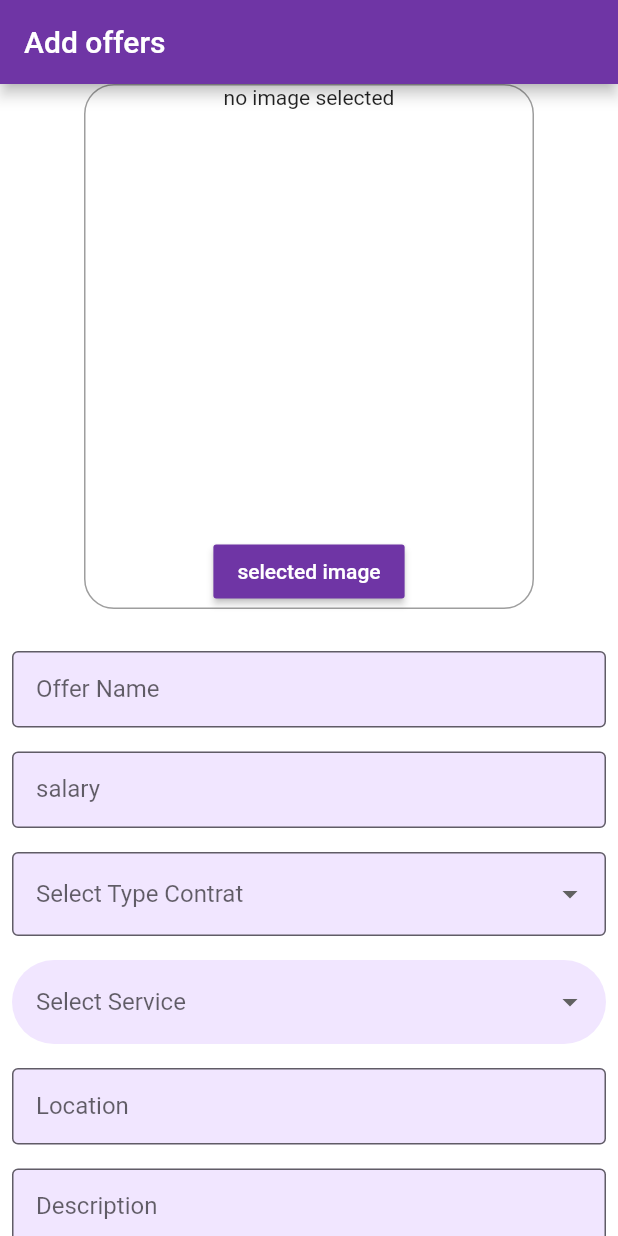
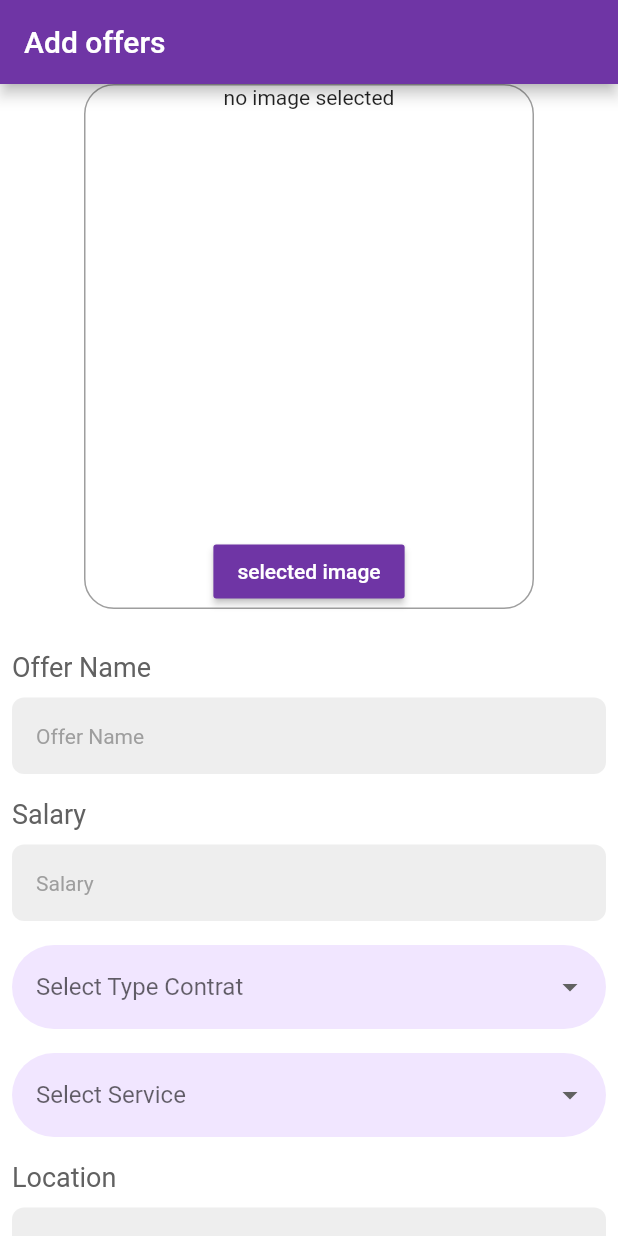
Before and after one commit to maleekhamza/Project_PP, a Flutter app: the addnote screen opened directly, on a phone screen of 412 x 824 dp. Run offline on Flutter 3.47's test engine with Material 2 defaults, Android fonts, the phone set to English and light mode, and no system bars; our stand-ins replace cloud_firestore, file_picker, firebase_auth, firebase_core, firebase_storage, flutter_svg and 2 more; accounts and stored records are empty.

Commit message:
details page

```diff
--- a/lib/Screens/Drawer/profilScreen.dart
+++ b/lib/Screens/Drawer/profilScreen.dart
@@ -144,20 +144,20 @@ class _MyWidgetState extends State<MyProfile> {
     }
   }
 
-  /*final degreeTypeList = [
+  final degreeTypeList = [
     "Engineer degree",
     "doctorate degree",
     "Master's degree",
     "Three year University degree",
     "other"
-  ];*/
-  /*final fieldStudytList = [
+  ];
+  final fieldStudytList = [
     "Technologie de l'Informatique",
     "gestion",
     "Science de l'informatique"
-  ];*/
-  //var experienceList = ["Sans experience", "entre 1 et 4ans", ">5ans"];
-  /* final skillsList = [
+  ];
+  var experienceList = ["Sans experience", "entre 1 et 4ans", ">5ans"];
+   final skillsList = [
     "Android",
     "flutter",
     "Kotlin",
@@ -170,7 +170,7 @@ class _MyWidgetState extends State<MyProfile> {
     "Symfony",
     "React-js",
     "WordPress"
-  ];*/
+  ];
   String? value;
   String? studyValue;
   bool isCompleted = false;
@@ -188,7 +188,7 @@ class _MyWidgetState extends State<MyProfile> {
   DateTime _selecteddate = DateTime.now();
   var selectedFieldsStudy;
   var selectedDegree;
-  var selectedExperience;
+ var selectedExperience;
   String? imageurl;
   void initState() {
     super.initState();
@@ -608,7 +608,7 @@ class _MyWidgetState extends State<MyProfile> {
                                 selectedFieldsStudy = studyValue;
                               });
                             },
-                            value: selectedFieldsStudy,
+                            value: selectedFieldsStudy as String?,
                             isExpanded: false,
                             hint: new Text(
                               " Your Fields Of Study",
@@ -687,7 +687,7 @@ class _MyWidgetState extends State<MyProfile> {
                                 selectedDegree = DegreeValue;
                               });
                             },
-                            value: selectedDegree,
+                            value: selectedDegree as String?,
                             isExpanded: false,
                             hint: new Text(
                               " Degree Of Study",
@@ -755,7 +755,7 @@ class _MyWidgetState extends State<MyProfile> {
                               Scaffold.of(context)
                                   .showBottomSheet((context) => snackBar);
                               setState(() {
-                                selectedExperience = ExperienceValue;
+                                selectedExperience = ExperienceValue as String?;
                               });
                             },
                             value: selectedExperience,
@@ -817,7 +817,7 @@ class _MyWidgetState extends State<MyProfile> {
                 height: 20,
               ),
               //**************languages********/
-              Container(
+              /*Container(
                 width: 700.0,
                 height: 100.0,
                 decoration: BoxDecoration(
@@ -828,14 +828,14 @@ class _MyWidgetState extends State<MyProfile> {
                   onPressed: _showMultiSelect,
                   child: Text('Languages'),
                 ),
-              ),
-              Wrap(
+              ),*/
+             /* Wrap(
                 children: _selectedItems
                     .map((e) => Chip(
                           label: Text(e),
                         ))
                     .toList(),
-              ),
+              ),*/
 
               SizedBox(
                 height: 20,
--- a/lib/addpost.dart
+++ b/lib/addpost.dart
@@ -37,6 +37,7 @@ class _addnoteState extends State<addnote> {
   String ? SelectedServices;
   String ? SelectedContrat;
 
+  // build the path dynamically
 
   CollectionReference ref = FirebaseFirestore.instance.collection('posts');
 
@@ -131,18 +132,80 @@ class _addnoteState extends State<addnote> {
               SizedBox(
                   height: 20.0),
               Padding(padding: const EdgeInsets.all(8.0),
-                child: TextField(
+                child:  Column(
+                  crossAxisAlignment: CrossAxisAlignment.start,
+                  children: [
+                    Text(
+                      'Offer Name',
+                      style: TextStyle(
+                        color: Colors.grey[700],
+                        fontSize: 18,
+                      ),
+                    ),
+                    SizedBox(height: 10,),
+                    TextFormField(
                       controller: title,
                       decoration: InputDecoration(
-                      border: OutlineInputBorder(), label: Text("Offer Name")),
+                        hintText: 'Offer Name',
+                        hintStyle: TextStyle(
+                          color: Colors.grey[500],
+                          fontSize: 14,
+
+                        ),
+                        filled: true, // ajouter un fond rempli de couleur
+                        fillColor: Colors.grey[200], // définir la couleur de l'arrière-plan
+                        border: OutlineInputBorder( // définir une bordure de rectangle
+                          borderRadius: BorderRadius.circular(8.0), // personnaliser le rayon des coins du rectangle
+                          borderSide: BorderSide.none, // supprimer la bordure de ligne
                         ),
                       ),
-              Padding(
-                padding: const EdgeInsets.all(8.0),
-                child: TextField(
+                      validator: (value) {
+                        if (value == null || value.isEmpty) {
+                          return 'Please enter the Offer Name !';
+                        }
+                        return null;
+                      },
+                    ),
+                  ],
+                ),
+              ),
+          Padding(padding: const EdgeInsets.all(8.0),
+            child:
+            Column(
+                crossAxisAlignment: CrossAxisAlignment.start,
+                children: [
+                  Text(
+                    'Salary',
+                    style: TextStyle(
+                      color: Colors.grey[700],
+                      fontSize: 18,
+                    ),
+                  ),
+                  SizedBox(height: 10,),
+                  TextFormField(
                     controller: Salary,
                     decoration: InputDecoration(
-                      border: OutlineInputBorder(), label: Text("salary")),
+                      hintText: 'Salary',
+                      hintStyle: TextStyle(
+                        color: Colors.grey[500],
+                        fontSize: 14,
+
+                      ),
+                      filled: true, // ajouter un fond rempli de couleur
+                      fillColor: Colors.grey[200], // définir la couleur de l'arrière-plan
+                      border: OutlineInputBorder( // définir une bordure de rectangle
+                        borderRadius: BorderRadius.circular(8.0), // personnaliser le rayon des coins du rectangle
+                        borderSide: BorderSide.none, // supprimer la bordure de ligne
+                      ),
+                    ),
+                    validator: (value) {
+                      if (value == null || value.isEmpty) {
+                        return 'Please enter the Salary !';
+                      }
+                      return null;
+                    },
+                  ),
+                ],
               ),
           ),
 
@@ -150,7 +213,6 @@ class _addnoteState extends State<addnote> {
                   padding: const EdgeInsets.all(8.0),
                   child: DropdownButtonFormField(
                       decoration: InputDecoration(
-                          border: OutlineInputBorder(),
                           label: Text("Select Type Contrat")
                       ),
                       items: typeContrat
@@ -182,23 +244,89 @@ class _addnoteState extends State<addnote> {
                         SelectedServices = val as String?;
                       })
               ),
-              Padding(
-                padding: const EdgeInsets.all(8.0),
-                child: TextField(
+          Padding(padding: const EdgeInsets.all(8.0),
+            child:
+            Column(
+                crossAxisAlignment: CrossAxisAlignment.start,
+                children: [
+                  Text(
+                    'Location',
+                    style: TextStyle(
+                      color: Colors.grey[700],
+                      fontSize: 18,
+                    ),
+                  ),
+                  SizedBox(height: 10,),
+                  TextFormField(
                     controller: Location,
                     decoration: InputDecoration(
-                      border: OutlineInputBorder(), label: Text("Location")),
+                      hintText: 'Location',
+                      hintStyle: TextStyle(
+                        color: Colors.grey[500],
+                        fontSize: 14,
+
+                      ),
+                      filled: true, // ajouter un fond rempli de couleur
+                      fillColor: Colors.grey[200], // définir la couleur de l'arrière-plan
+                      border: OutlineInputBorder( // définir une bordure de rectangle
+                        borderRadius: BorderRadius.circular(8.0), // personnaliser le rayon des coins du rectangle
+                        borderSide: BorderSide.none, // supprimer la bordure de ligne
                       ),
                     ),
-              Container(
-                width: 500,
-                padding: const EdgeInsets.all(8.0),
-                child: TextField(
+                    validator: (value) {
+                      if (value == null || value.isEmpty) {
+                        return 'Please enter the Location !';
+                      }
+                      return null;
+                    },
+                  ),
+                ],
+              ),
+          ),
+              SizedBox(height: 18),
+          Padding(padding: const EdgeInsets.all(8.0),
+            child:
+            Column(
+                crossAxisAlignment: CrossAxisAlignment.start,
+                children: [
+                  Text(
+                    'Description',
+                    style: TextStyle(
+                      color: Colors.grey[700],
+                      fontSize: 18,
+                    ),
+                  ),
+                  SizedBox(height: 10,),
+                  // définir la hauteur souhaitée du TextFormField
+                  TextFormField(
                     controller: Description,
                     decoration: InputDecoration(
-                      border: OutlineInputBorder(), label: Text("Description")),
+
+                      contentPadding: EdgeInsets.symmetric(vertical: 55.0), // définir la marge interne de la zone de saisie
+                      hintStyle: TextStyle(
+                        color: Colors.grey[500],
+                        fontSize: 14,
+                      ),
+                      filled: true, // ajouter un fond rempli de couleur
+                      fillColor: Colors.grey[200], // définir la couleur de l'arrière-plan
+                      border: OutlineInputBorder( // définir une bordure de rectangle
+                        borderRadius: BorderRadius.circular(8.0), // personnaliser le rayon des coins du rectangle
+                        borderSide: BorderSide.none, // supprimer la bordure de ligne
                       ),
                     ),
+                    maxLines: null, // permet à l'utilisateur d'écrire autant de lignes qu'il souhaite
+                    validator: (value) {
+                      if (value == null || value.isEmpty) {
+                        return 'Please enter the event description';
+                      }
+                      return null;
+                    },
+                  ),
+
+                ],
+              ),
+          ),
+          SizedBox(height: 18),
               ElevatedButton(onPressed: () {
                 addOffer();
                 Navigator.push(
@@ -212,7 +340,7 @@ class _addnoteState extends State<addnote> {
               },
                   style: ButtonStyle(
                       backgroundColor: MaterialStateProperty.all(
-                        Colors.grey,)
+                        kPrimaryColor,)
                   ),
                   child: Text("Submit",
                     style: TextStyle(fontSize: 20),
```
Lines whose indentation alone changed are shown as unchanged.
